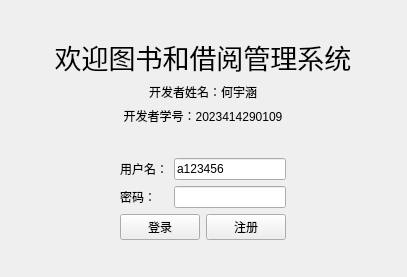
longyuan56649826/QtCourse, file LibraryAndBorrowingManagementSystem/loginview.ui: the form before one commit.
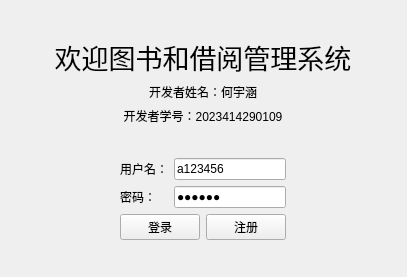
The form after the commit.

The edit to the form file:
```diff
--- a/LibraryAndBorrowingManagementSystem/loginview.ui
+++ b/LibraryAndBorrowingManagementSystem/loginview.ui
@@ -147,6 +147,9 @@
          </item>
          <item row="1" column="1">
           <widget class="QLineEdit" name="InputUserPassword">
+           <property name="text">
+            <string>123456</string>
+           </property>
            <property name="echoMode">
             <enum>QLineEdit::EchoMode::Password</enum>
            </property>
```
